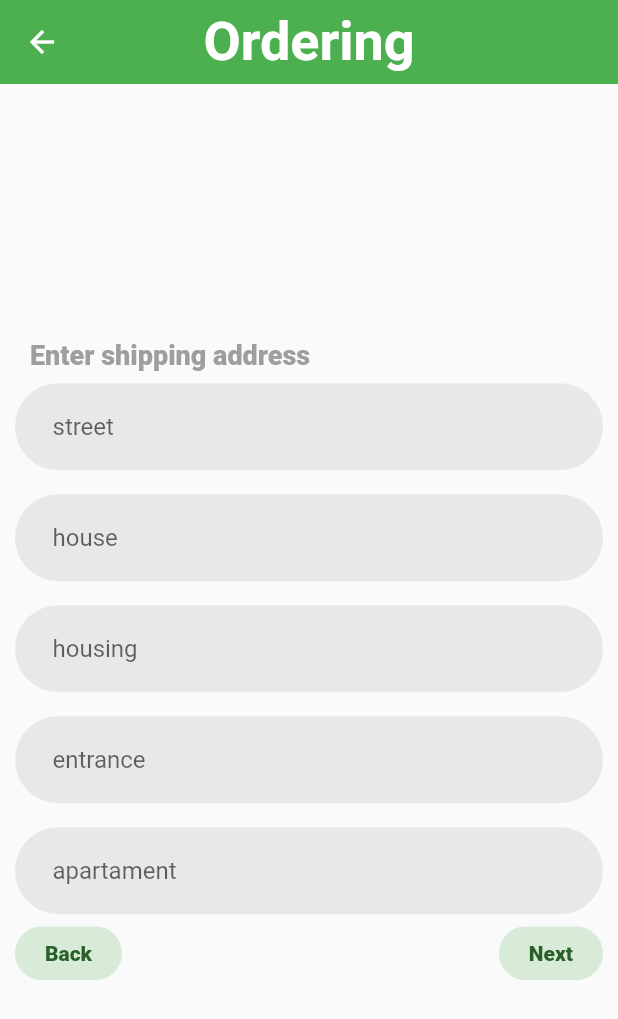
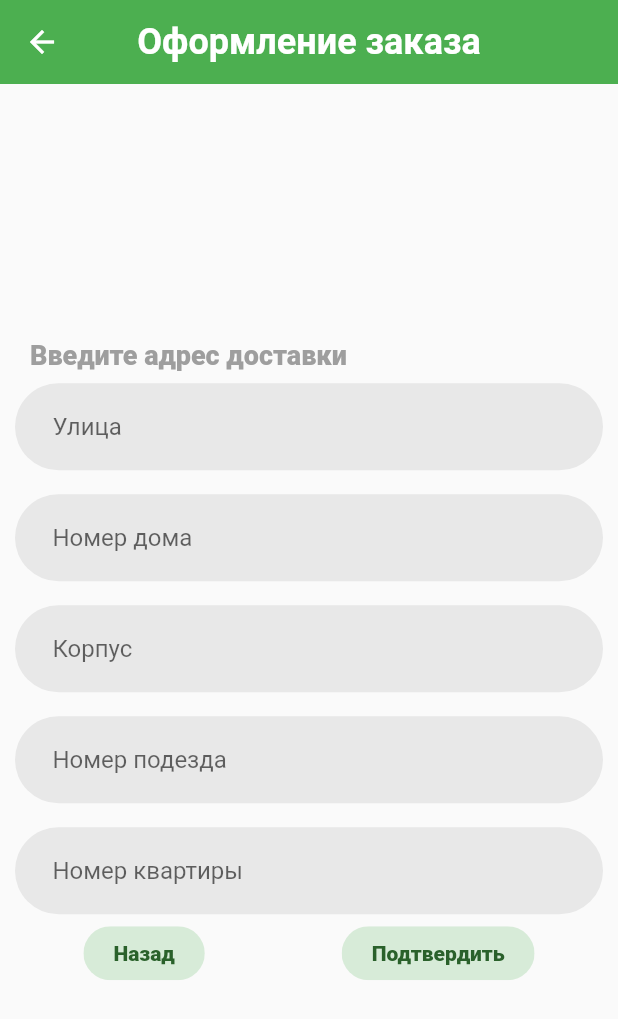
Before and after one commit to LUF-FY/delikat_h_c_mobile, a Flutter app: the OrderScreen screen opened by its route, swiped to page 2, on a phone screen of 412 x 824 dp. Shown: the top 1019 px of the screen. Run offline on Flutter 3.47's test engine with Material 2 defaults, Android fonts, the phone set to English and light mode, and no system bars; our stand-ins replace auto_size_text; network calls fail; statements that could not run were skipped.

Commit message:
order data provider

```diff
--- a/lib/domain/entity/order_class.dart
+++ b/lib/domain/entity/order_class.dart
@@ -67,20 +67,34 @@ class Order {
             .toList(),
       );
 
-  Map<String, dynamic> toJson(Order instance) => <String, dynamic>{
+  static Map<String, dynamic> toJson(Order instance) => <String, dynamic>{
+        'email': instance.email,
         'first_name': instance.firstName,
         'last_name': instance.lastName,
         'phone_number': instance.phoneNumber,
         'street': instance.street,
-        'house': instance.house,
-        'housing': instance.housing,
-        'entrance': instance.entrance,
-        'apartament': instance.apartament,
+        'house': "${instance.house}",
+        'housing': "${instance.housing}",
+        'entrance': "${instance.entrance}",
+        'apartament': "${instance.apartament}",
         'order_products': instance.orderProducts,
       };
 
+  // static Map<String, dynamic> toJson(Order instance) => <String, dynamic>{
+  //       'email': 'raz@mail.ru',
+  //       'first_name': "Erik",
+  //       'last_name': "MAga",
+  //       'phone_number': "89997777777",
+  //       'street': '2',
+  //       'house': '3',
+  //       'housing': '4',
+  //       'entrance': '6',
+  //       'apartament': '5',
+  //       'order_products': '[{"product_id":"1","quantity":"123"}]',
+  //     };
+
   @override
   String toString() {
-    return 'OrderProduct(firstName: $firstName,\n lastName: $lastName,\n phoneNumber: $phoneNumber)';
+    return 'Order(email: $email, firstName: $firstName, lastName: $lastName, phoneNumber: $phoneNumber, street: $street, house: $house, housing: $housing, entrance: $entrance, apartament: $apartament, orderProducts: $orderProducts)';
   }
 }
--- a/lib/domain/entity/order_product.dart
+++ b/lib/domain/entity/order_product.dart
@@ -9,7 +9,8 @@ class OrderProduct {
         quantity: json['quantity'] as int,
       );
 
-  Map<String, dynamic> toJson(OrderProduct instance) => <String, dynamic>{
+  static Map<String, dynamic> toJson(OrderProduct instance) =>
+      <String, dynamic>{
         'id': instance.id,
         'quantity': instance.quantity,
       };
--- a/lib/domain/services/order_service.dart
+++ b/lib/domain/services/order_service.dart
@@ -1,19 +1,41 @@
+import 'package:delikat_h_c_mobile/domain/data_providers/order_data_provider.dart';
 import 'package:delikat_h_c_mobile/domain/entity/order_class.dart';
 import 'package:flutter/material.dart';
 
 class OrderService extends ChangeNotifier {
   Order order = Order();
 
+  OrderDataProvider orderDataProvider = OrderDataProvider();
+
   void setPersonalInfo(
       String email, String firstName, String lastName, String phoneNumber) {
     order.setPersonalInfo(email, firstName, lastName, phoneNumber);
   }
 
-  //
-  // ПРверить на правильность конвертации
-  //
-  void setAddressInfo(
-      String street, String house, String housing, String entrance, String apartament) {
-    order.setAddressInfo(street, int.parse(house), int.parse(housing), int.parse(entrance), int.parse(apartament));
+  String? setAddressInfo(String street, String house, String housing,
+      String entrance, String apartament) {
+    var houseTemp = int.tryParse(house);
+    var housingTemp = int.tryParse(housing);
+    var entranceTemp = int.tryParse(entrance);
+    var apartamentTemp = int.tryParse(apartament);
+
+    if (houseTemp == null) {
+      return "Номер дома";
+    } else if (housingTemp == null) {
+      return "Корпус";
+    } else if (entranceTemp == null) {
+      return "Номер подъезда";
+    } else if (apartamentTemp == null) {
+      return "Номер квартиры";
+    } else {
+      order.setAddressInfo(
+          street, houseTemp, housingTemp, entranceTemp, apartamentTemp);
+    }
+    return null;
+  }
+
+  Future<void> sendOrder() async {
+    await orderDataProvider.sendOrder(order);
+    notifyListeners();
   }
 }
--- a/lib/ui/widgets/screens/order_screen.dart
+++ b/lib/ui/widgets/screens/order_screen.dart
@@ -21,8 +21,8 @@ class _OrderScreenState extends State<OrderScreen> {
         backgroundColor: Utils.mainColor,
         centerTitle: true,
         title: const Text(
-          'Ordering',
-          style: TextStyle(fontSize: 36.0, fontWeight: FontWeight.bold),
+          'Оформление заказа',
+          style: TextStyle(fontSize: 24.0, fontWeight: FontWeight.bold),
         ),
       ),
       body: Column(
@@ -79,11 +79,11 @@ class PersonalInfoPage extends StatelessWidget {
             children: [
               const Padding(
                 padding: EdgeInsets.symmetric(horizontal: 10),
-                child: Text("Enter personal information",
+                child: Text("Введите персональную информацию",
                     style: TextStyle(color: Colors.grey, fontSize: 18)),
               ),
               OrderTextField(
-                placeholder: "Email",
+                placeholder: "Электронная почта",
                 controller: _controlleerEmail,
               ),
               OrderTextField(
@@ -101,12 +101,14 @@ class PersonalInfoPage extends StatelessWidget {
               Align(
                 alignment: Alignment.bottomCenter,
                 child: Row(
-                  mainAxisAlignment: MainAxisAlignment.spaceBetween,
+                  mainAxisAlignment: MainAxisAlignment.spaceAround,
                   children: [
-                    const SizedBox(),
+                    const SizedBox(
+                      width: 100,
+                    ),
                     IconTextButton(
                         disable: false,
-                        text: "Next",
+                        text: "Далее",
                         onTap: () {
                           var email = _controlleerEmail.text;
                           var firstName = _controlleerFirstName.text;
@@ -116,7 +118,7 @@ class PersonalInfoPage extends StatelessWidget {
                           if (email.isEmpty) {
                             ScaffoldMessenger.of(context)
                                 .showSnackBar(const SnackBar(
-                              content: Text('Заполните поле Email'),
+                              content: Text('Заполните поле Электронная почта'),
                             ));
                           } else if (firstName.isEmpty) {
                             ScaffoldMessenger.of(context)
@@ -174,43 +176,43 @@ class AddressInfoPage extends StatelessWidget {
             children: [
               const Padding(
                 padding: EdgeInsets.symmetric(horizontal: 10),
-                child: Text("Enter shipping address",
+                child: Text("Введите адрес доставки",
                     style: TextStyle(color: Colors.grey, fontSize: 18)),
               ),
               OrderTextField(
-                placeholder: "street",
+                placeholder: "Улица",
                 controller: _controlleerStreet,
               ),
               OrderTextField(
-                placeholder: "house",
+                placeholder: "Номер дома",
                 controller: _controlleerHouse,
               ),
               OrderTextField(
-                placeholder: "housing",
+                placeholder: "Корпус",
                 controller: _controlleerHousing,
               ),
               OrderTextField(
-                placeholder: "entrance",
+                placeholder: "Номер подезда",
                 controller: _controlleerEntrance,
               ),
               OrderTextField(
-                placeholder: "apartament",
+                placeholder: "Номер квартиры",
                 controller: _controlleerApartament,
               ),
               Align(
                 alignment: Alignment.bottomCenter,
                 child: Row(
-                  mainAxisAlignment: MainAxisAlignment.spaceBetween,
+                  mainAxisAlignment: MainAxisAlignment.spaceAround,
                   children: [
                     IconTextButton(
                         disable: false,
-                        text: "Back",
+                        text: "Назад",
                         onTap: () => context
                             .read<OrderPageSelectionService>()
                             .setPageIndex(0)),
                     IconTextButton(
                         disable: false,
-                        text: "Next",
+                        text: "Подтвердить",
                         onTap: () {
                           var street = _controlleerStreet.text;
                           var house = _controlleerHouse.text;
@@ -236,7 +238,7 @@ class AddressInfoPage extends StatelessWidget {
                           } else if (entrance.isEmpty) {
                             ScaffoldMessenger.of(context)
                                 .showSnackBar(const SnackBar(
-                              content: Text('Заполните поле Номер Подезда'),
+                              content: Text('Заполните поле Номер подезда'),
                             ));
                           } else if (apartament.isEmpty) {
                             ScaffoldMessenger.of(context)
@@ -244,17 +246,24 @@ class AddressInfoPage extends StatelessWidget {
                               content: Text('Заполните поле Номер квартиры'),
                             ));
                           } else {
-                            context.read<OrderService>().setAddressInfo(
-                                  street,
-                                  house,
-                                  housing,
-                                  entrance,
-                                  apartament,
-                                );
+                            var massage = context
+                                .read<OrderService>()
+                                .setAddressInfo(street, house, housing,
+                                    entrance, apartament);
+                            if (massage != null) {
+                              ScaffoldMessenger.of(context)
+                                  .showSnackBar(SnackBar(
+                                content:
+                                    Text('Неправильно заполнено поле $massage'),
+                              ));
+                            } else {
+                              context.read<OrderService>().sendOrder();
+                              context
+                                  .read<OrderPageSelectionService>()
+                                  .setPageIndex(1);
+                              print("OK");
+                            }
                           }
-                          context
-                              .read<OrderPageSelectionService>()
-                              .setPageIndex(1);
                         }),
                   ],
                 ),
```
Also changed, not shown: lib/domain/data_providers/order_data_provider.dart (added, +27 -0 lines).
